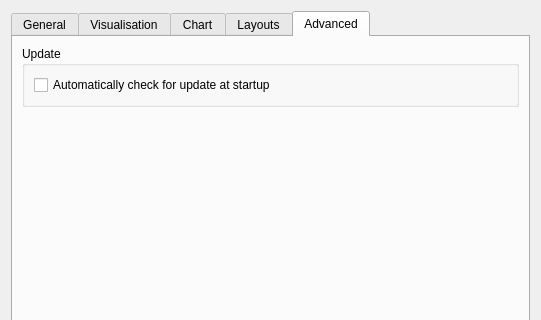
Qt form Tools/Mokka/Preferences.ui (Biomechanical-ToolKit/BTKCore) before a commit; both pictures show x 0 to 541 and y 0 to 320 of the 541 by 557 pixel window.
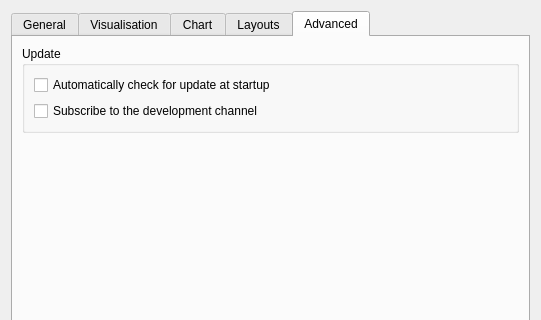
The same form after that commit. The open tabs and pages were chosen to show the change. Custom widgets are drawn as their Qt base class.

Commit message: [UPD] Mokka: New option to subscribe to the development channel. The alpha/beta versions will be easily available for each user.

```diff
--- a/Tools/Mokka/Preferences.ui
+++ b/Tools/Mokka/Preferences.ui
@@ -798,7 +798,7 @@
          <property name="title">
           <string>Update</string>
          </property>
-         <layout class="QHBoxLayout" name="horizontalLayout_2">
+         <layout class="QVBoxLayout" name="verticalLayout_10">
           <item>
            <widget class="QCheckBox" name="automaticCheckUpdateCheckBox">
             <property name="text">
@@ -806,6 +806,13 @@
             </property>
            </widget>
           </item>
+          <item>
+           <widget class="QCheckBox" name="subscribeDevelopmentChannelCheckBox">
+            <property name="text">
+             <string>Subscribe to the development channel</string>
+            </property>
+           </widget>
+          </item>
          </layout>
         </widget>
        </item>
```
The commit also changes 12 other files.
